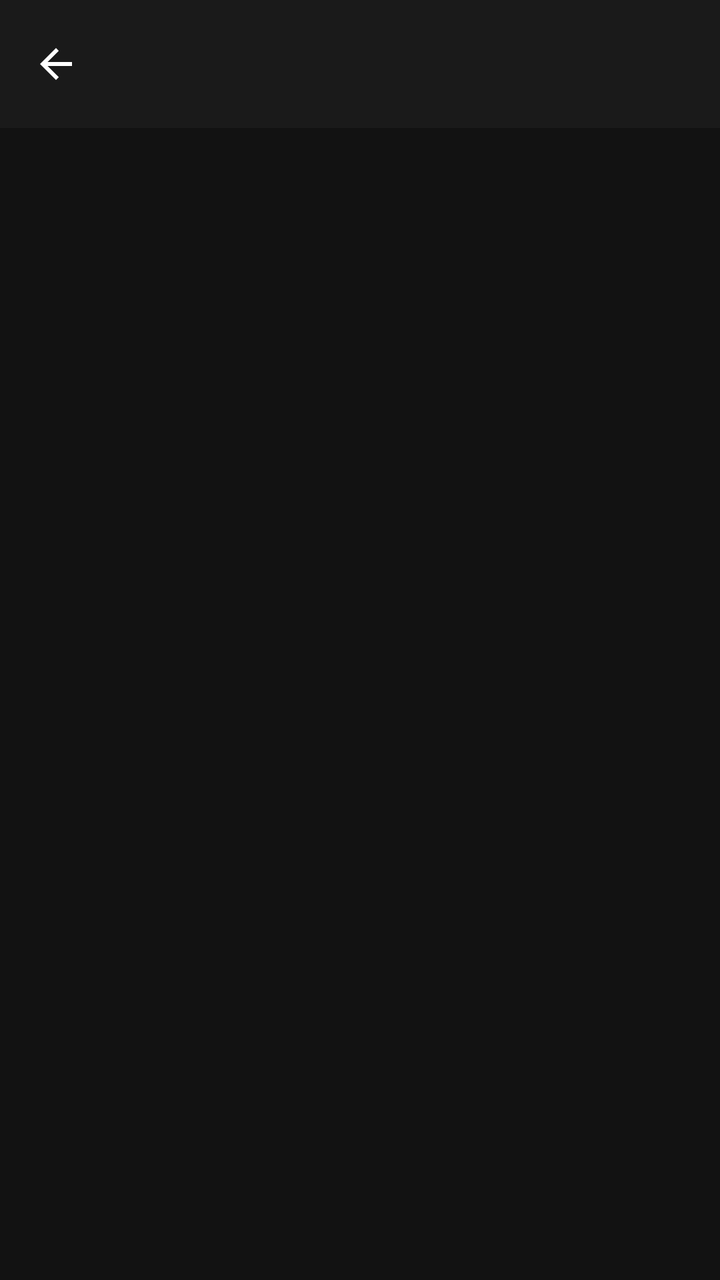
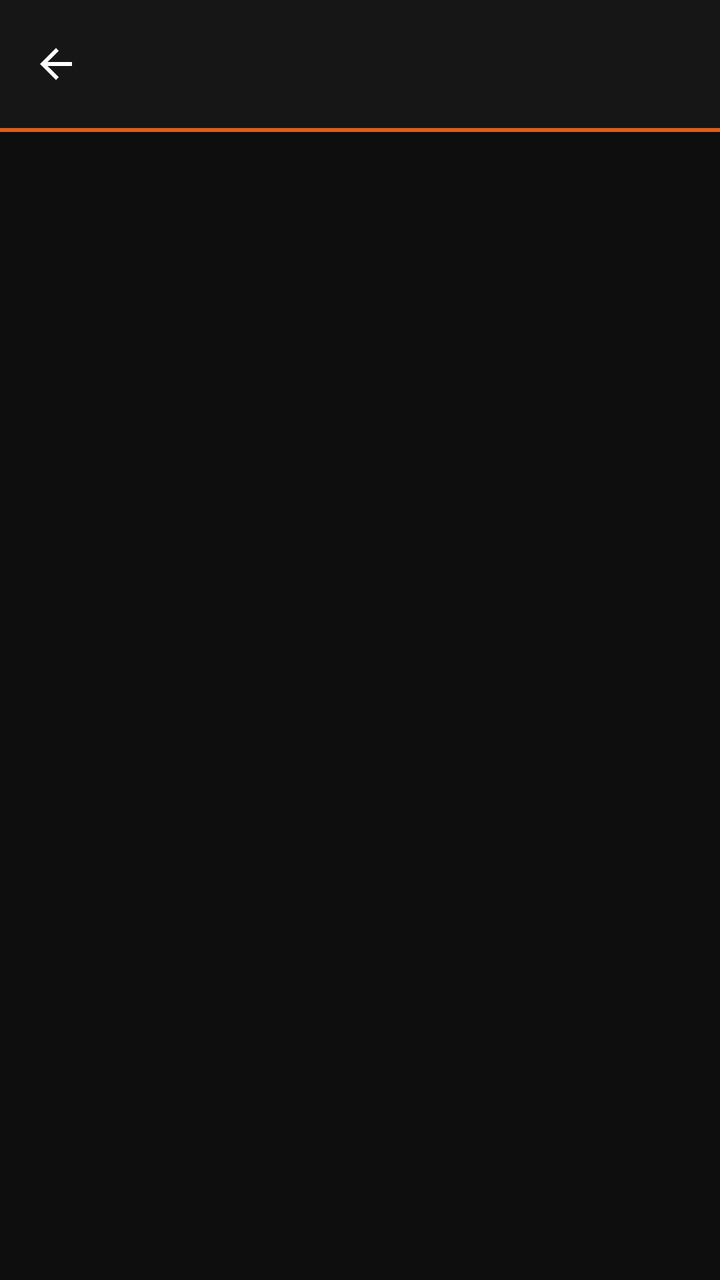

Screens rendered from an Android XML layout before and after an edit, with the pre-edit source and the edit as a unified diff.
<!-- AndroidManifest.xml: application theme Theme.HarleyDroid -->
<!-- res/layout/activity_settings.xml -->
<?xml version="1.0" encoding="utf-8"?>
<LinearLayout xmlns:android="http://schemas.android.com/apk/res/android"
    xmlns:app="http://schemas.android.com/apk/res-auto"
    android:id="@+id/settings_root"
    android:layout_width="match_parent"
    android:layout_height="match_parent"
    android:orientation="vertical">

    <com.google.android.material.appbar.AppBarLayout
        android:id="@+id/settings_app_bar"
        android:layout_width="match_parent"
        android:layout_height="wrap_content"
        android:background="@color/hd_toolbar">

        <com.google.android.material.appbar.MaterialToolbar
            android:id="@+id/toolbar"
            android:layout_width="match_parent"
            android:layout_height="?attr/actionBarSize"
            android:theme="@style/Theme.HarleyDroid.AppBarOverlay"
            app:navigationIcon="?attr/homeAsUpIndicator"
            app:popupTheme="@style/Theme.HarleyDroid.PopupOverlay"
            app:titleTextColor="@color/hd_on_surface" />
    </com.google.android.material.appbar.AppBarLayout>

    <FrameLayout
        android:id="@+id/settings_container"
        android:layout_width="match_parent"
        android:layout_height="0dp"
        android:layout_weight="1" />
</LinearLayout>
<!-- resources referenced by this layout -->
<resources>
  <color name="hd_on_surface">#E8E8E8</color>
  <color name="hd_toolbar">#1A1A1A</color>
  <style name="Theme.HarleyDroid.AppBarOverlay" parent="ThemeOverlay.Material3.Dark.ActionBar" />
  <style name="Theme.HarleyDroid.PopupOverlay" parent="ThemeOverlay.Material3.Dark" />
  <style name="Theme.HarleyDroid" parent="Theme.Material3.Dark.NoActionBar">
          <item name="colorPrimary">@color/hd_primary</item>
          <item name="colorOnPrimary">@color/hd_on_primary</item>
          <item name="colorPrimaryContainer">@color/hd_primary_container</item>
          <item name="colorSecondary">@color/hd_secondary</item>
          <item name="android:windowBackground">@color/hd_surface</item>
          <item name="android:statusBarColor">@android:color/transparent</item>
          <item name="android:navigationBarColor">@android:color/transparent</item>
          <item name="android:windowLightStatusBar">false</item>
          <item name="preferenceTheme">@style/PreferenceThemeOverlay</item>
      </style>
  <color name="hd_primary">#FF6B1E</color>
  <color name="hd_primary_container">#FFDBCB</color>
  <color name="hd_secondary">#2C2C2C</color>
  <color name="hd_surface">#121212</color>
  <!-- unchanged entries left out for length: 1 -->
</resources>

<!-- the commit's change to res/layout/activity_settings.xml (unified diff, before → after) -->
@@ -4,13 +4,15 @@
     android:id="@+id/settings_root"
     android:layout_width="match_parent"
     android:layout_height="match_parent"
+    android:background="@color/hd_surface"
     android:orientation="vertical">
 
     <com.google.android.material.appbar.AppBarLayout
         android:id="@+id/settings_app_bar"
         android:layout_width="match_parent"
         android:layout_height="wrap_content"
-        android:background="@color/hd_toolbar">
+        android:background="@color/hd_toolbar"
+        app:elevation="0dp">
 
         <com.google.android.material.appbar.MaterialToolbar
             android:id="@+id/toolbar"
@@ -20,11 +22,19 @@
             app:navigationIcon="?attr/homeAsUpIndicator"
             app:popupTheme="@style/Theme.HarleyDroid.PopupOverlay"
             app:titleTextColor="@color/hd_on_surface" />
+
+        <View
+            android:layout_width="match_parent"
+            android:layout_height="2dp"
+            android:alpha="0.85"
+            android:background="?attr/colorPrimary" />
     </com.google.android.material.appbar.AppBarLayout>
 
     <FrameLayout
         android:id="@+id/settings_container"
         android:layout_width="match_parent"
         android:layout_height="0dp"
-        android:layout_weight="1" />
+        android:layout_weight="1"
+        android:background="@color/hd_surface"
+        android:paddingTop="@dimen/space_8" />
 </LinearLayout>
<!-- resource entries referenced after the edit -->
@@ -1,24 +1,125 @@
 <!-- resources referenced by this layout -->
 <resources>
-  <color name="hd_on_surface">#E8E8E8</color>
-  <color name="hd_toolbar">#1A1A1A</color>
-  <style name="Theme.HarleyDroid.AppBarOverlay" parent="ThemeOverlay.Material3.Dark.ActionBar" />
-  <style name="Theme.HarleyDroid.PopupOverlay" parent="ThemeOverlay.Material3.Dark" />
+  <color name="hd_on_surface">#F2F2F2</color>
+  <color name="hd_toolbar">#161616</color>
+  <dimen name="space_8">8dp</dimen>
+  <style name="Theme.HarleyDroid.AppBarOverlay" parent="ThemeOverlay.Material3.Dark.ActionBar">
+          <item name="actionBarItemBackground">@drawable/bg_no_press</item>
+          <item name="colorControlHighlight">@android:color/transparent</item>
+          <item name="selectableItemBackgroundBorderless">@drawable/bg_no_press</item>
+          <item name="android:selectableItemBackgroundBorderless">@drawable/bg_no_press</item>
+      </style>
+  <style name="Theme.HarleyDroid.PopupOverlay" parent="ThemeOverlay.Material3.Dark">
+          <item name="selectableItemBackground">@drawable/bg_no_press</item>
+          <item name="android:selectableItemBackground">@drawable/bg_no_press</item>
+          <item name="colorControlHighlight">@android:color/transparent</item>
+      </style>
   <style name="Theme.HarleyDroid" parent="Theme.Material3.Dark.NoActionBar">
-          <item name="colorPrimary">@color/hd_primary</item>
+          <item name="colorPrimary">@color/hd_accent_orange</item>
           <item name="colorOnPrimary">@color/hd_on_primary</item>
-          <item name="colorPrimaryContainer">@color/hd_primary_container</item>
+          <item name="colorPrimaryContainer">@color/hd_accent_orange_container</item>
+          <item name="colorOnPrimaryContainer">@color/hd_accent_orange</item>
+          <item name="hdColorAccentSoft">@color/hd_accent_orange_soft</item>
+          <item name="hdColorGaugeReadout">@color/hd_accent_orange_readout</item>
           <item name="colorSecondary">@color/hd_secondary</item>
+          <item name="colorOnSecondary">@color/hd_on_surface</item>
+          <item name="colorSurface">@color/hd_surface</item>
+          <item name="colorOnSurface">@color/hd_on_surface</item>
+          <item name="colorSurfaceVariant">@color/hd_surface_elevated</item>
+          <item name="colorOnSurfaceVariant">@color/hd_on_surface_60</item>
+          <item name="colorOutline">@color/hd_outline</item>
+          <item name="android:colorBackground">@color/hd_surface</item>
           <item name="android:windowBackground">@color/hd_surface</item>
           <item name="android:statusBarColor">@android:color/transparent</item>
           <item name="android:navigationBarColor">@android:color/transparent</item>
           <item name="android:windowLightStatusBar">false</item>
-          <item name="preferenceTheme">@style/PreferenceThemeOverlay</item>
+          <item name="materialAlertDialogTheme">@style/ThemeOverlay.HarleyDroid.MaterialAlertDialog</item>
+          <item name="preferenceTheme">@style/PreferenceThemeOverlay.HarleyDroid</item>
+          <item name="toolbarStyle">@style/Widget.HarleyDroid.Toolbar</item>
+  
+          
+          <item name="android:soundEffectsEnabled">false</item>
+          <item name="colorControlHighlight">@android:color/transparent</item>
+          <item name="actionBarItemBackground">@drawable/bg_no_press</item>
+          <item name="selectableItemBackground">@drawable/bg_no_press</item>
+          <item name="android:selectableItemBackground">@drawable/bg_no_press</item>
+          <item name="selectableItemBackgroundBorderless">@drawable/bg_no_press</item>
+          <item name="android:selectableItemBackgroundBorderless">@drawable/bg_no_press</item>
+          <item name="android:windowAnimationStyle">@null</item>
+          <item name="motionDurationShort1">@integer/hd_motion_none</item>
+          <item name="motionDurationShort2">@integer/hd_motion_none</item>
+          <item name="motionDurationShort3">@integer/hd_motion_none</item>
+          <item name="motionDurationShort4">@integer/hd_motion_none</item>
+          <item name="motionDurationMedium1">@integer/hd_motion_none</item>
+          <item name="motionDurationMedium2">@integer/hd_motion_none</item>
+          <item name="motionDurationMedium3">@integer/hd_motion_none</item>
+          <item name="motionDurationMedium4">@integer/hd_motion_none</item>
+          <item name="motionDurationLong1">@integer/hd_motion_none</item>
+          <item name="motionDurationLong2">@integer/hd_motion_none</item>
+          <item name="motionDurationLong3">@integer/hd_motion_none</item>
+          <item name="motionDurationLong4">@integer/hd_motion_none</item>
+          <item name="motionDurationExtraLong1">@integer/hd_motion_none</item>
+          <item name="motionDurationExtraLong2">@integer/hd_motion_none</item>
+          <item name="motionDurationExtraLong3">@integer/hd_motion_none</item>
+          <item name="motionDurationExtraLong4">@integer/hd_motion_none</item>
       </style>
-  <color name="hd_primary">#FF6B1E</color>
-  <color name="hd_primary_container">#FFDBCB</color>
-  <color name="hd_secondary">#2C2C2C</color>
-  <color name="hd_surface">#121212</color>
+  <!-- drawable bg_no_press (drawable) -->
+  <?xml version="1.0" encoding="utf-8"?>
+  <shape xmlns:android="http://schemas.android.com/apk/res/android"
+      android:shape="rectangle">
+      <solid android:color="@android:color/transparent" />
+  </shape>
+  <color name="hd_accent_orange">#FF6B1E</color>
+  <color name="hd_accent_orange_container">#3D2318</color>
+  <color name="hd_accent_orange_soft">#26FF6B1E</color>
+  <color name="hd_accent_orange_readout">#E8FF6B1E</color>
+  <color name="hd_secondary">#2A2A2A</color>
+  <color name="hd_surface_elevated">#1A1A1A</color>
+  <color name="hd_on_surface_60">#99F2F2F2</color>
+  <color name="hd_outline">#33FFFFFF</color>
+  <style name="ThemeOverlay.HarleyDroid.MaterialAlertDialog" parent="ThemeOverlay.Material3.MaterialAlertDialog">
+          
+          
+          <item name="colorSurface">@color/hd_surface_elevated</item>
+          <item name="colorOnSurface">@color/hd_on_surface</item>
+          <item name="materialAlertDialogTitleTextStyle">@style/MaterialAlertDialog.HarleyDroid.Title.Text</item>
+          <item name="materialAlertDialogBodyTextStyle">@style/MaterialAlertDialog.HarleyDroid.Body.Text</item>
+      </style>
+  <style name="PreferenceThemeOverlay.HarleyDroid" parent="PreferenceThemeOverlay">
+          <item name="android:textColorPrimary">@color/hd_on_surface</item>
+          <item name="android:textColorSecondary">@color/hd_on_surface_60</item>
+          <item name="selectableItemBackground">@drawable/bg_no_press</item>
+          <item name="android:selectableItemBackground">@drawable/bg_no_press</item>
+          <item name="colorControlHighlight">@android:color/transparent</item>
+      </style>
+  <style name="Widget.HarleyDroid.Toolbar" parent="Widget.Material3.Toolbar">
+          <item name="android:background">@color/hd_toolbar</item>
+          <item name="titleTextColor">@color/hd_on_surface</item>
+          <item name="subtitleTextColor">@color/hd_on_surface_60</item>
+      </style>
+  <style name="MaterialAlertDialog.HarleyDroid.Title.Text" parent="MaterialAlertDialog.Material3.Title.Text">
+          <item name="android:textAppearance">@style/TextAppearance.HarleyDroid.Value</item>
+          <item name="android:textColor">@color/hd_on_surface</item>
+      </style>
+  <style name="MaterialAlertDialog.HarleyDroid.Body.Text" parent="MaterialAlertDialog.Material3.Body.Text">
+          <item name="android:textAppearance">@style/TextAppearance.HarleyDroid.Body</item>
+          <item name="android:textColor">@color/hd_on_surface_80</item>
+      </style>
+  <style name="TextAppearance.HarleyDroid.Value" parent="TextAppearance.Material3.TitleMedium">
+          <item name="android:textSize">@dimen/textsize</item>
+          <item name="android:textColor">@color/hd_on_surface</item>
+          <item name="android:fontFamily">sans-serif-medium</item>
+          <item name="android:fontFeatureSettings">tnum</item>
+      </style>
+  <style name="TextAppearance.HarleyDroid.Body" parent="TextAppearance.Material3.BodyMedium">
+          <item name="android:textSize">@dimen/text_body</item>
+          <item name="android:textColor">@color/hd_on_surface_80</item>
+          <item name="android:fontFamily">sans-serif</item>
+      </style>
+  <color name="hd_on_surface_80">#CCF2F2F2</color>
+  <dimen name="textsize">18sp</dimen>
+  <dimen name="text_body">14sp</dimen>
+  <color name="hd_surface">#0E0E0E</color>
   <!-- unchanged entries left out for length: 1 -->
 </resources>
 
